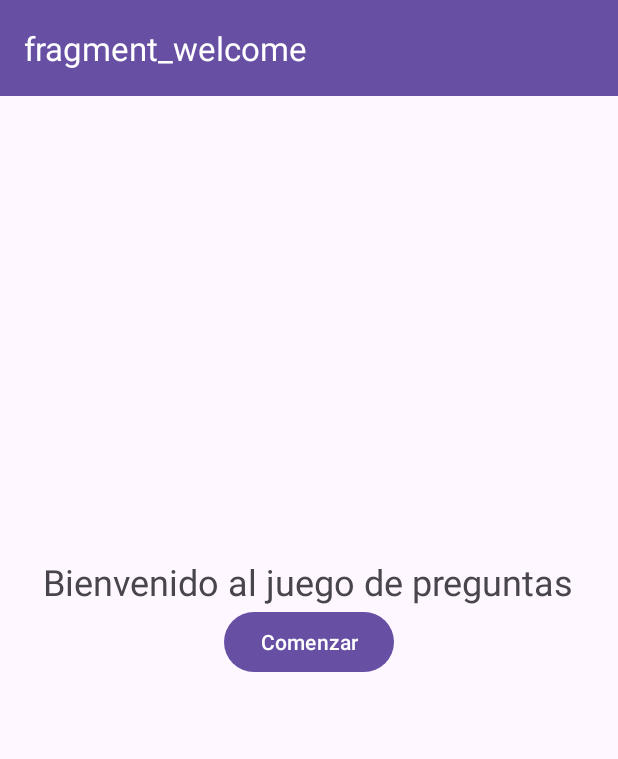
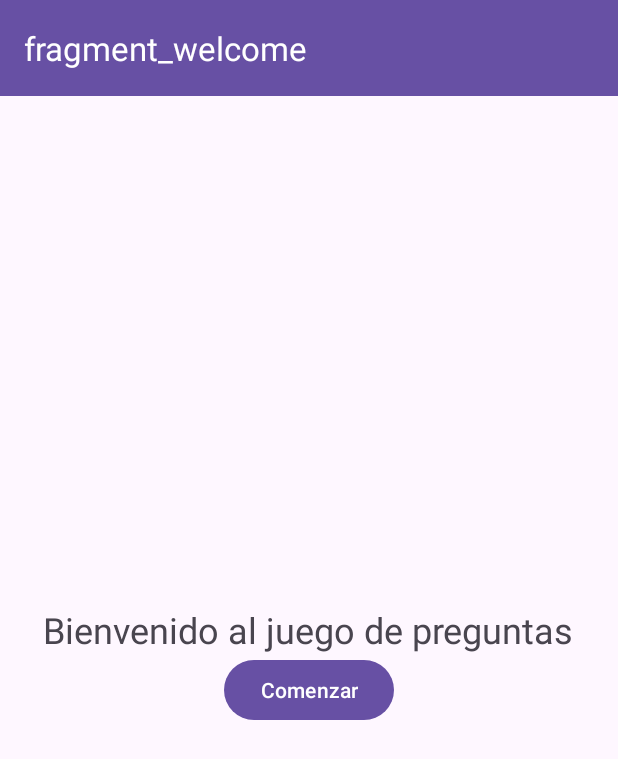
Before and after one commit to AldoVasquez07/Parcial_PPDM, an Android app: the screen it shows after launch (MainActivity), on a phone screen of 412 x 824 dp. Shown: the top 759 px of the screen. Run offline under Robolectric (Android 15) with nearby library versions, the phone set to English and light mode, and no system bars; our stand-ins replace navigation-ui.

Commit message:
Agregando Constraint dentro del activity_main, para un mn mejor manejo del toolbar

```diff
--- a/AppGameParcial/app/src/main/res/layout/activity_main.xml
+++ b/AppGameParcial/app/src/main/res/layout/activity_main.xml
@@ -13,14 +13,20 @@
         android:layout_height="?attr/actionBarSize"
         android:background="?attr/colorPrimary"
         android:theme="@style/ThemeOverlay.AppCompat.Dark.ActionBar"
-        app:layout_constraintTop_toTopOf="parent" />
+        app:layout_constraintTop_toTopOf="parent"
+        app:layout_constraintStart_toStartOf="parent"
+        app:layout_constraintEnd_toEndOf="parent" />
 
     <!-- NavHostFragment que contiene tu nav_graph -->
     <fragment
         android:id="@+id/nav_host_fragment"
         android:name="androidx.navigation.fragment.NavHostFragment"
-        android:layout_width="match_parent"
-        android:layout_height="match_parent"
+        android:layout_width="0dp"
+        android:layout_height="0dp"
+        app:layout_constraintTop_toBottomOf="@id/toolbar"
+        app:layout_constraintStart_toStartOf="parent"
+        app:layout_constraintEnd_toEndOf="parent"
+        app:layout_constraintBottom_toBottomOf="parent"
         app:navGraph="@navigation/nav_graph"
         app:defaultNavHost="true" />
 
```
